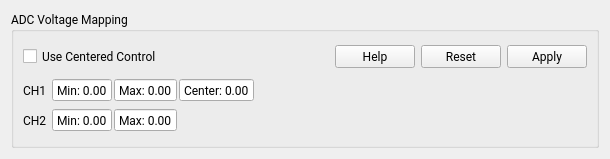
Before: the Qt Designer form vesc_tool-master/widgets/adcmap.ui in njupt-robomasters/vesc_tool-zh, drawn with Qt 5.
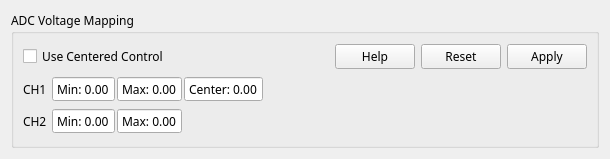
After: the same form once the commit is applied. Custom widgets are drawn as their Qt base class.

Commit message:
字体修复: .ui文件中Roboto替换为Microsoft YaHei
pageappadc.ui, pageappnrf.ui, pageapppas.ui, mainwindow.ui,
parametereditor.ui, adcmap.ui, batterycalculator.ui
及其vesc_tool-master副本中的<family>Roboto</family>
全部替换为<family>Microsoft YaHei</family>

Diff of the .ui file:
```diff
--- a/vesc_tool-master/widgets/adcmap.ui
+++ b/vesc_tool-master/widgets/adcmap.ui
@@ -12,7 +12,7 @@
   </property>
   <property name="font">
    <font>
-    <family>Roboto</family>
+    <family>Microsoft YaHei</family>
    </font>
   </property>
   <property name="windowTitle">
```
The commit also changes 13 other files.
